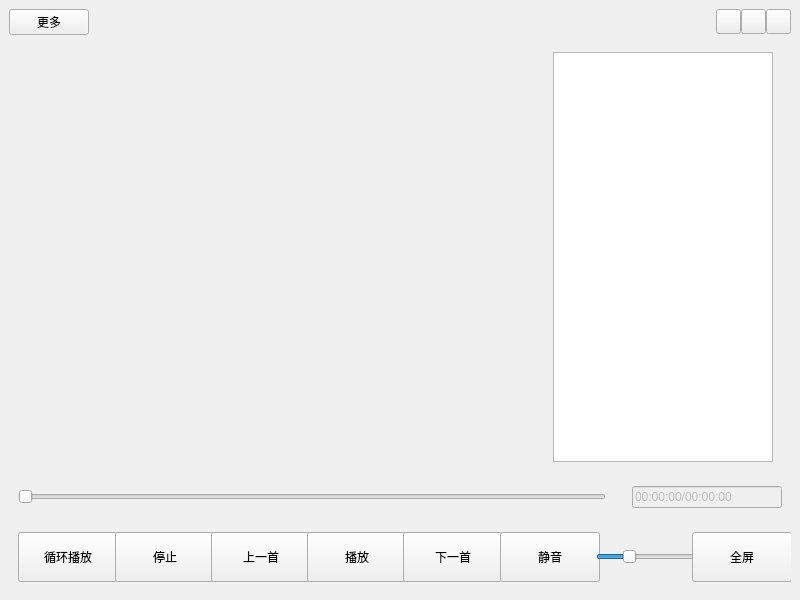
Before: the Qt Designer form MainWindow.ui in scut-201930340437/ASongPlayer, drawn with Qt 5.
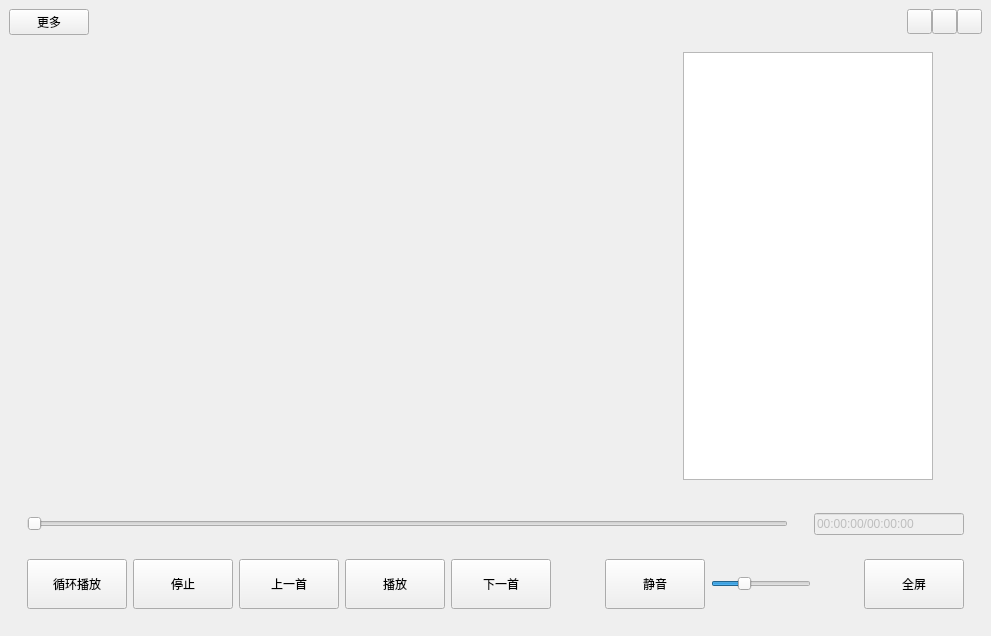
After: the same form once the commit is applied. Custom widgets are drawn as their Qt base class.

Patch:
```diff
--- a/MainWindow.ui
+++ b/MainWindow.ui
@@ -6,8 +6,8 @@
    <rect>
     <x>0</x>
     <y>0</y>
-    <width>800</width>
-    <height>600</height>
+    <width>991</width>
+    <height>636</height>
    </rect>
   </property>
   <property name="minimumSize">
@@ -25,8 +25,11 @@
   <property name="styleSheet">
    <string notr="true"/>
   </property>
+  <property name="tabShape">
+   <enum>QTabWidget::Triangular</enum>
+  </property>
   <widget class="QWidget" name="centralwidget">
-   <layout class="QVBoxLayout" name="verticalLayout">
+   <layout class="QVBoxLayout" name="verticalLayout_2">
     <item>
      <widget class="MyTitleBar" name="title_widget" native="true">
       <property name="contextMenuPolicy">
@@ -267,7 +270,10 @@
      </widget>
     </item>
     <item>
-     <widget class="QWidget" name="position_widget" native="true">
+     <widget class="QWidget" name="control_widget" native="true">
+      <layout class="QVBoxLayout" name="verticalLayout">
+       <item>
+        <widget class="QWidget" name="position_sub_widget" native="true">
       <layout class="QHBoxLayout" name="horizontalLayout_2">
        <item>
         <widget class="MySlider" name="position_ctrl">
@@ -339,7 +345,7 @@
      </widget>
     </item>
     <item>
-     <widget class="QWidget" name="control_widget" native="true">
+        <widget class="QWidget" name="control_sub_widget" native="true">
       <layout class="QHBoxLayout" name="horizontalLayout_3">
        <item>
         <widget class="QPushButton" name="playmode_button">
@@ -511,6 +517,9 @@
          <property name="text">
           <string>全屏</string>
          </property>
+           </widget>
+          </item>
+         </layout>
         </widget>
        </item>
       </layout>
```
Left out of the diff: 6 changed lines with no effect on the pictures. Lines whose indentation alone changed are shown as unchanged.
